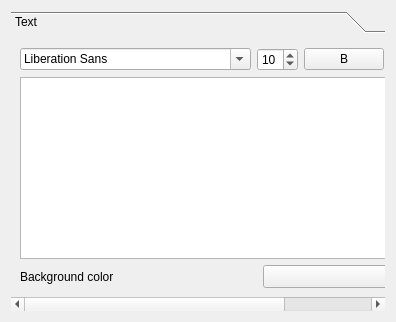
Old version of the form src/ui/qgscomposertextwidgetbase.ui in the repository mhugent/QGIS.
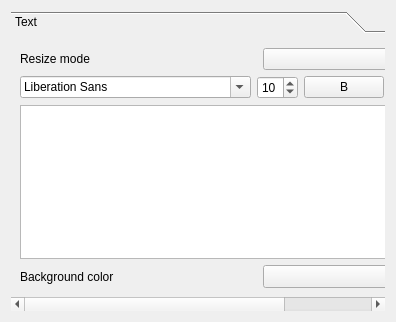
New version of the form. Custom widgets are drawn as their Qt base class.

Commit message: Fix text scaling, add general options and resize behaviour to composer text widget

What changed in the file:
```diff
--- a/src/ui/qgscomposertextwidgetbase.ui
+++ b/src/ui/qgscomposertextwidgetbase.ui
@@ -33,6 +33,20 @@
       </attribute>
       <layout class="QGridLayout" name="gridLayout">
        <item row="0" column="0">
+        <layout class="QHBoxLayout" name="horizontalLayout_3">
+         <item>
+          <widget class="QLabel" name="mResizeModeLabel">
+           <property name="text">
+            <string>Resize mode</string>
+           </property>
+          </widget>
+         </item>
+         <item>
+          <widget class="QComboBox" name="mResizeModeComboBox"/>
+         </item>
+        </layout>
+       </item>
+       <item row="1" column="0">
         <layout class="QHBoxLayout" name="horizontalLayout">
          <item>
           <widget class="QFontComboBox" name="mFontComboBox"/>
@@ -95,10 +109,10 @@
          </item>
         </layout>
        </item>
-       <item row="1" column="0">
-        <widget class="QTextEdit" name="mTextEdit"/>
-       </item>
        <item row="2" column="0">
+        <widget class="QTextEdit" name="mTextEdit"/>
+       </item>
+       <item row="3" column="0">
         <layout class="QHBoxLayout" name="horizontalLayout_2">
          <item>
           <widget class="QLabel" name="mBackgroundColorLabel">
```
Left out of the diff: 2 changed lines with no effect on the pictures. The commit also changes 3 other files.
